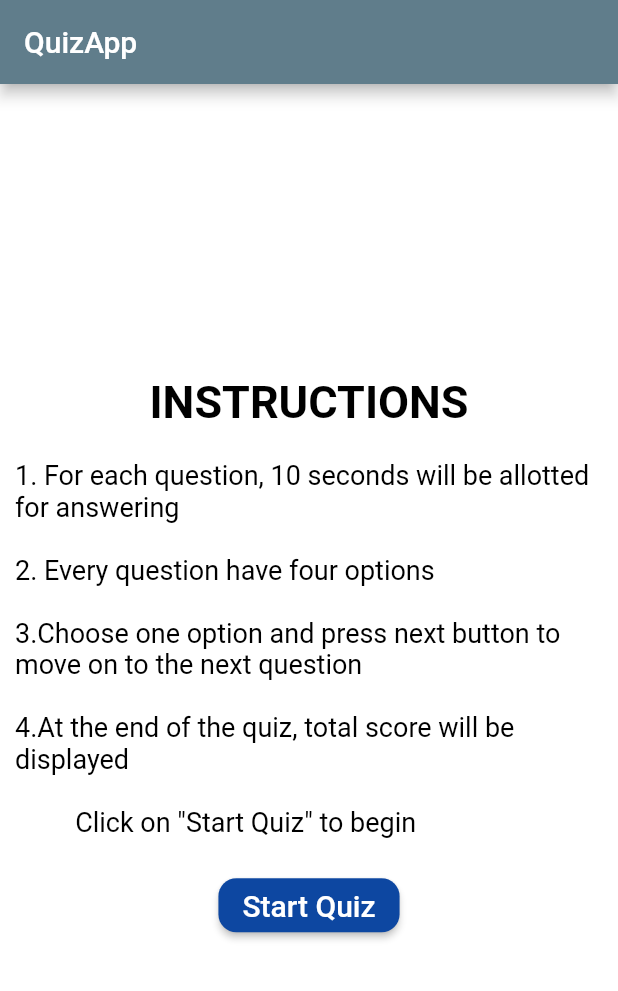
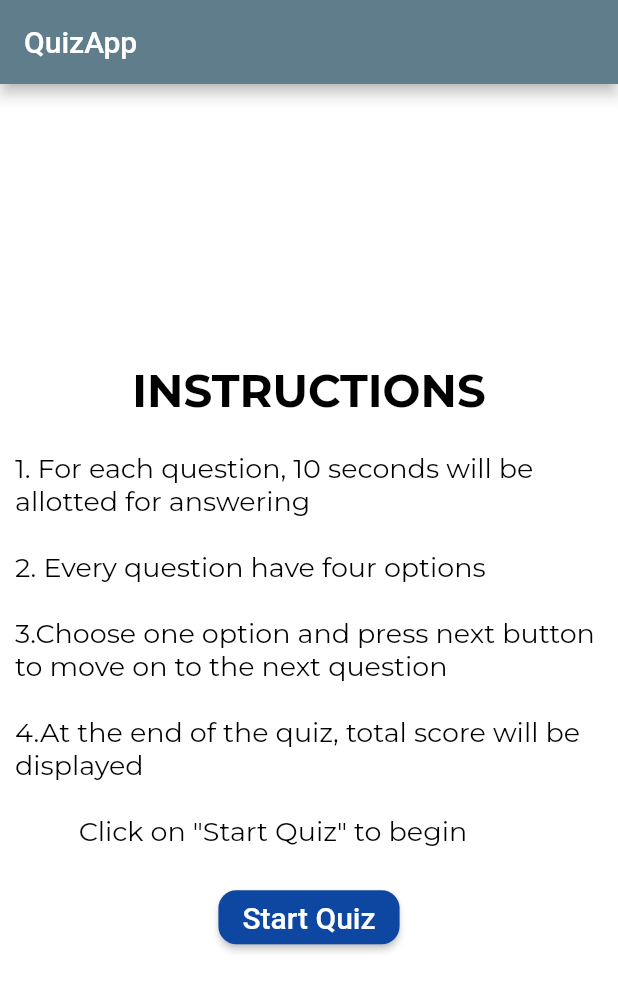
Before and after one commit to arshupt/Quiz-App, a Flutter app: the screen it shows after launch, on a phone screen of 412 x 824 dp. Shown: the top 991 px of the screen. Run offline on Flutter 3.47's test engine with Material 2 defaults, Android fonts, the phone set to English and light mode, and no system bars.

Commit message:
Fonts Updated

```diff
--- a/lib/first.dart
+++ b/lib/first.dart
@@ -30,7 +30,7 @@ class _homepageState extends State<homepage>{
               style: TextStyle(
                 fontSize: 30.0,
                 fontWeight: FontWeight.bold,
-                fontFamily: "",
+                fontFamily: "Montserrat",
 
                 color: Colors.black
               ),
@@ -40,7 +40,7 @@ class _homepageState extends State<homepage>{
             ''',
             style: TextStyle(
               fontSize: 18.0,
-              fontFamily: "",
+              fontFamily: "Montserrat",
               color: Colors.black,
             ),
             ),
```
